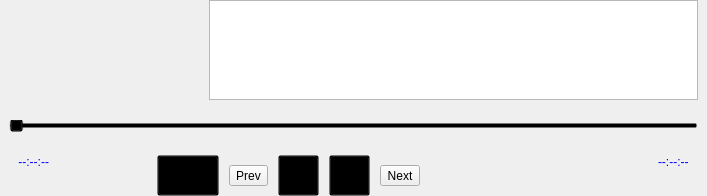
Above: UAVManage/SoundGrade.ui from gessd/UAVManage before the change. Below: the same form after it.
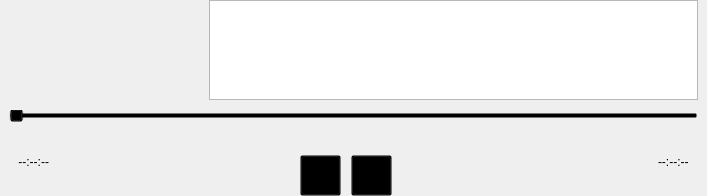
That is the form after the change. Icons and pictures are not drawn. Custom widgets are drawn as their Qt base class.

```diff
--- a/UAVManage/SoundGrade.ui
+++ b/UAVManage/SoundGrade.ui
@@ -75,10 +75,6 @@
             <height>16777215</height>
            </size>
           </property>
-          <property name="styleSheet">
-           <string notr="true">background:transparent;
-color:#0000FF;</string>
-          </property>
           <property name="text">
            <string>--:--:--</string>
           </property>
@@ -110,44 +106,20 @@
           </property>
           <property name="minimumSize">
            <size>
-            <width>41</width>
-            <height>41</height>
+            <width>105</width>
+            <height>35</height>
            </size>
           </property>
-          <property name="styleSheet">
-           <string notr="true">background:transparent;</string>
-          </property>
-          <property name="text">
-           <string>导入音乐</string>
-          </property>
-          <property name="icon">
-           <iconset resource="uavmanage.qrc">
-            <normaloff>:/res/images/musicload.png</normaloff>:/res/images/musicload.png</iconset>
-          </property>
-          <property name="iconSize">
+          <property name="maximumSize">
            <size>
-            <width>32</width>
-            <height>32</height>
+            <width>105</width>
+            <height>35</height>
            </size>
           </property>
-          <property name="toolButtonStyle">
-           <enum>Qt::ToolButtonTextBesideIcon</enum>
-          </property>
-         </widget>
-        </item>
-        <item>
-         <widget class="QToolButton" name="m_pBtnPrev">
-          <property name="sizePolicy">
-           <sizepolicy hsizetype="Fixed" vsizetype="Fixed">
-            <horstretch>0</horstretch>
-            <verstretch>0</verstretch>
-           </sizepolicy>
-          </property>
           <property name="styleSheet">
-           <string notr="true"/>
-          </property>
-          <property name="text">
-           <string>Prev</string>
+           <string notr="true">border-image:url(&quot;res/images/openmusic.png&quot;);
+border-radius:0px;
+padding-left:20px;</string>
           </property>
          </widget>
         </item>
@@ -231,22 +203,6 @@
           </property>
          </widget>
         </item>
-        <item>
-         <widget class="QToolButton" name="m_pBtnNext">
-          <property name="sizePolicy">
-           <sizepolicy hsizetype="Fixed" vsizetype="Fixed">
-            <horstretch>0</horstretch>
-            <verstretch>0</verstretch>
-           </sizepolicy>
-          </property>
-          <property name="styleSheet">
-           <string notr="true"/>
-          </property>
-          <property name="text">
-           <string>Next</string>
-          </property>
-         </widget>
-        </item>
         <item>
          <widget class="QLabel" name="labelMusicName">
           <property name="minimumSize">
@@ -296,10 +252,6 @@
             <height>16777215</height>
            </size>
           </property>
-          <property name="styleSheet">
-           <string notr="true">background:transparent;
-color:#0000FF;</string>
-          </property>
           <property name="text">
            <string>--:--:--</string>
           </property>
@@ -356,13 +308,13 @@
         <property name="minimumSize">
          <size>
           <width>0</width>
-          <height>20</height>
+          <height>10</height>
          </size>
         </property>
         <property name="maximumSize">
          <size>
           <width>16777215</width>
-          <height>20</height>
+          <height>10</height>
          </size>
         </property>
        </widget>
```
